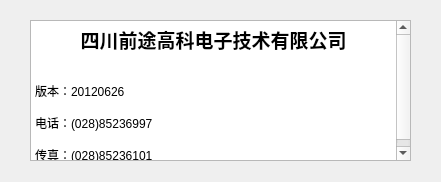
Before: the Qt Designer form Dialog/dlgabout.ui in Anne081031/WinParkUI, drawn with Qt 5.
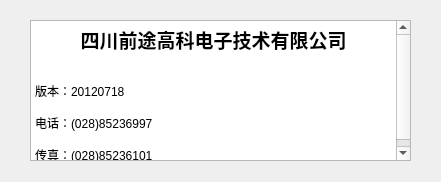
After: the same form once the commit is applied.

Patch:
```diff
--- a/Dialog/dlgabout.ui
+++ b/Dialog/dlgabout.ui
@@ -45,7 +45,7 @@
 &lt;p align=&quot;center&quot; style=&quot; margin-top:0px; margin-bottom:0px; margin-left:0px; margin-right:0px; -qt-block-indent:0; text-indent:0px;&quot;&gt;&lt;span style=&quot; font-size:14pt; font-weight:600;&quot;&gt;四川前途高科电子技术有限公司&lt;/span&gt;&lt;/p&gt;
 &lt;p style=&quot;-qt-paragraph-type:empty; margin-top:0px; margin-bottom:0px; margin-left:0px; margin-right:0px; -qt-block-indent:0; text-indent:0px;&quot;&gt;&lt;/p&gt;
 &lt;p style=&quot;-qt-paragraph-type:empty; margin-top:0px; margin-bottom:0px; margin-left:0px; margin-right:0px; -qt-block-indent:0; text-indent:0px;&quot;&gt;&lt;/p&gt;
-&lt;p style=&quot; margin-top:0px; margin-bottom:0px; margin-left:0px; margin-right:0px; -qt-block-indent:0; text-indent:0px;&quot;&gt;版本：20120626&lt;/p&gt;
+&lt;p style=&quot; margin-top:0px; margin-bottom:0px; margin-left:0px; margin-right:0px; -qt-block-indent:0; text-indent:0px;&quot;&gt;版本：20120718&lt;/p&gt;
 &lt;p style=&quot;-qt-paragraph-type:empty; margin-top:0px; margin-bottom:0px; margin-left:0px; margin-right:0px; -qt-block-indent:0; text-indent:0px;&quot;&gt;&lt;/p&gt;
 &lt;p style=&quot; margin-top:0px; margin-bottom:0px; margin-left:0px; margin-right:0px; -qt-block-indent:0; text-indent:0px;&quot;&gt;电话：(028)85236997&lt;/p&gt;
 &lt;p style=&quot;-qt-paragraph-type:empty; margin-top:0px; margin-bottom:0px; margin-left:0px; margin-right:0px; -qt-block-indent:0; text-indent:0px;&quot;&gt;&lt;/p&gt;
```
